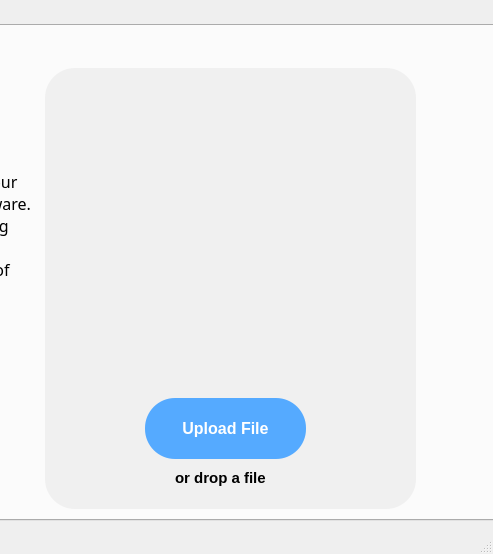
The window that ui/mainwindow.ui (edeniyanda/CipheredVV) describes before a commit, drawn with Qt 5; both pictures show x 357 to 850 and y 0 to 554 of the 850 by 554 pixel window.
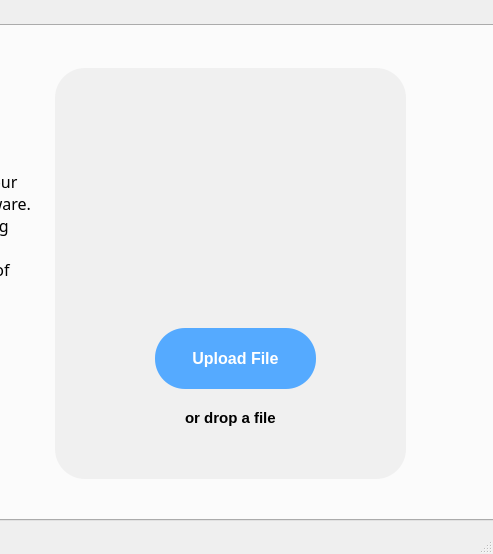
The same window after the commit. The open tabs and pages were chosen to show the change. Icons and pictures are not drawn.

The edit to the form file:
```diff
--- a/ui/mainwindow.ui
+++ b/ui/mainwindow.ui
@@ -172,10 +172,10 @@
      <widget class="QFrame" name="frame">
       <property name="geometry">
        <rect>
-        <x>400</x>
+        <x>410</x>
         <y>42</y>
-        <width>371</width>
-        <height>441</height>
+        <width>351</width>
+        <height>411</height>
        </rect>
       </property>
       <property name="styleSheet">
@@ -194,7 +194,7 @@
        <property name="geometry">
         <rect>
          <x>100</x>
-         <y>330</y>
+         <y>260</y>
          <width>161</width>
          <height>61</height>
         </rect>
@@ -231,7 +231,7 @@
        <property name="geometry">
         <rect>
          <x>130</x>
-         <y>400</y>
+         <y>340</y>
          <width>101</width>
          <height>20</height>
         </rect>
@@ -256,10 +256,10 @@
       <widget class="QLabel" name="iconLabel">
        <property name="geometry">
         <rect>
-         <x>70</x>
-         <y>30</y>
-         <width>251</width>
-         <height>261</height>
+         <x>120</x>
+         <y>40</y>
+         <width>131</width>
+         <height>211</height>
         </rect>
        </property>
        <property name="styleSheet">
@@ -276,29 +276,6 @@
         <bool>false</bool>
        </property>
       </widget>
-      <widget class="QLineEdit" name="lineEditfilename">
-       <property name="geometry">
-        <rect>
-         <x>90</x>
-         <y>300</y>
-         <width>171</width>
-         <height>31</height>
-        </rect>
-       </property>
-       <property name="styleSheet">
-        <string notr="true">background-color: transparent;
-height: 1px;
-width: 20px;
-
-</string>
-       </property>
-       <property name="text">
-        <string/>
-       </property>
-       <property name="dragEnabled">
-        <bool>false</bool>
-       </property>
-      </widget>
      </widget>
      <widget class="QPlainTextEdit" name="plainTextEdit">
       <property name="geometry">
```
Left out of the diff: 2 changed lines with no effect on the pictures.
